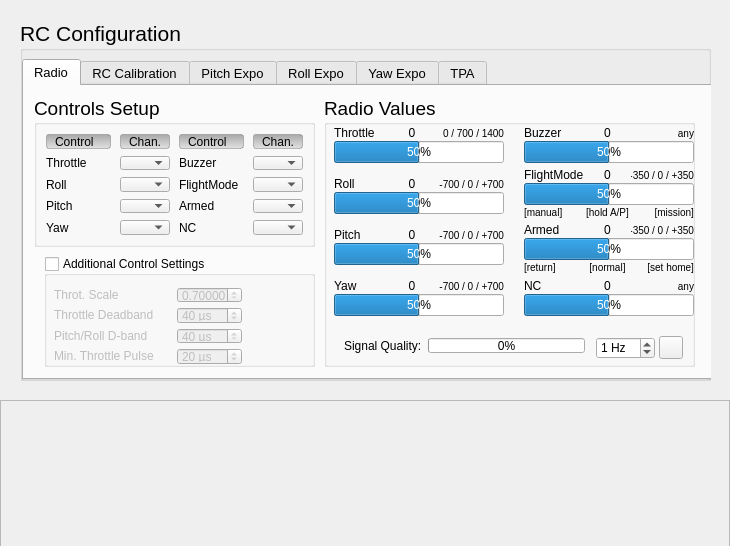
nlbtuyen/ConfigurationGCS, file src/uavconfig.ui: the form before one commit.
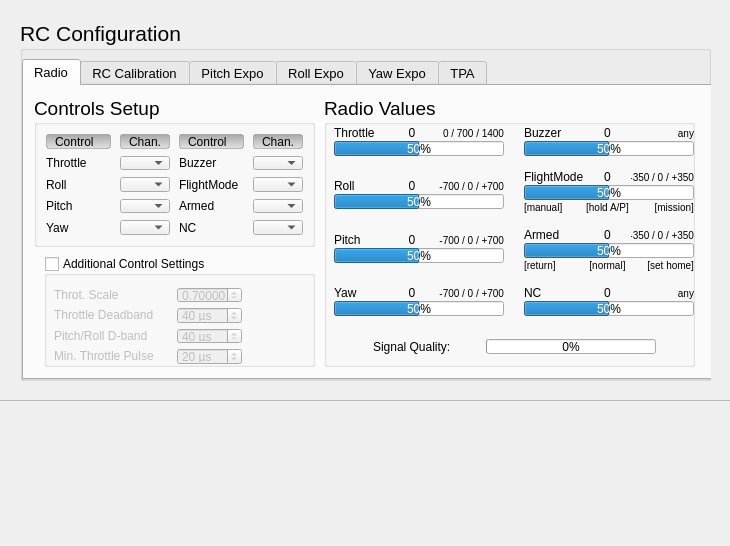
The form after the commit. Icons and pictures are not drawn.

Commit message: BLHeli + HelpDoc + Icon + Action + fix UI value

Diff of the .ui file:
```diff
--- a/src/uavconfig.ui
+++ b/src/uavconfig.ui
@@ -1807,6 +1807,18 @@
           </item>
           <item row="1" column="0" colspan="3">
            <widget class="QProgressBar" name="progressBar_chan_0">
+            <property name="minimumSize">
+             <size>
+              <width>170</width>
+              <height>15</height>
+             </size>
+            </property>
+            <property name="maximumSize">
+             <size>
+              <width>170</width>
+              <height>15</height>
+             </size>
+            </property>
             <property name="font">
              <font>
               <family>Arial</family>
@@ -1901,6 +1913,18 @@
           </item>
           <item row="4" column="0" colspan="3">
            <widget class="QProgressBar" name="progressBar_chan_1">
+            <property name="minimumSize">
+             <size>
+              <width>170</width>
+              <height>15</height>
+             </size>
+            </property>
+            <property name="maximumSize">
+             <size>
+              <width>170</width>
+              <height>15</height>
+             </size>
+            </property>
             <property name="font">
              <font>
               <family>Arial</family>
@@ -1942,6 +1966,18 @@
           </item>
           <item row="7" column="0" colspan="3">
            <widget class="QProgressBar" name="progressBar_chan_2">
+            <property name="minimumSize">
+             <size>
+              <width>170</width>
+              <height>15</height>
+             </size>
+            </property>
+            <property name="maximumSize">
+             <size>
+              <width>170</width>
+              <height>15</height>
+             </size>
+            </property>
             <property name="font">
              <font>
               <family>Arial</family>
@@ -1964,6 +2000,18 @@
           </item>
           <item row="10" column="0" colspan="3">
            <widget class="QProgressBar" name="progressBar_chan_3">
+            <property name="minimumSize">
+             <size>
+              <width>170</width>
+              <height>15</height>
+             </size>
+            </property>
+            <property name="maximumSize">
+             <size>
+              <width>170</width>
+              <height>15</height>
+             </size>
+            </property>
             <property name="font">
              <font>
               <family>Arial</family>
@@ -2134,6 +2182,18 @@
           </item>
           <item row="8" column="0" colspan="3">
            <widget class="QProgressBar" name="progressBar_chan_6">
+            <property name="minimumSize">
+             <size>
+              <width>170</width>
+              <height>15</height>
+             </size>
+            </property>
+            <property name="maximumSize">
+             <size>
+              <width>170</width>
+              <height>15</height>
+             </size>
+            </property>
             <property name="font">
              <font>
               <family>Arial</family>
@@ -2169,6 +2229,18 @@
           </item>
           <item row="1" column="0" colspan="3">
            <widget class="QProgressBar" name="progressBar_chan_4">
+            <property name="minimumSize">
+             <size>
+              <width>170</width>
+              <height>15</height>
+             </size>
+            </property>
+            <property name="maximumSize">
+             <size>
+              <width>170</width>
+              <height>15</height>
+             </size>
+            </property>
             <property name="font">
              <font>
               <family>Arial</family>
@@ -2387,6 +2459,18 @@
           </item>
           <item row="4" column="0" colspan="3">
            <widget class="QProgressBar" name="progressBar_chan_5">
+            <property name="minimumSize">
+             <size>
+              <width>170</width>
+              <height>15</height>
+             </size>
+            </property>
+            <property name="maximumSize">
+             <size>
+              <width>170</width>
+              <height>15</height>
+             </size>
+            </property>
             <property name="font">
              <font>
               <family>Arial</family>
@@ -2471,6 +2555,18 @@
           </item>
           <item row="12" column="0" colspan="3">
            <widget class="QProgressBar" name="progressBar_chan_7">
+            <property name="minimumSize">
+             <size>
+              <width>170</width>
+              <height>15</height>
+             </size>
+            </property>
+            <property name="maximumSize">
+             <size>
+              <width>170</width>
+              <height>15</height>
+             </size>
+            </property>
             <property name="font">
              <font>
               <family>Arial</family>
@@ -2595,91 +2691,13 @@
           </item>
          </layout>
         </widget>
-        <widget class="QWidget" name="layoutWidget_4">
-         <property name="geometry">
-          <rect>
-           <x>270</x>
-           <y>240</y>
-           <width>91</width>
-           <height>24</height>
-          </rect>
-         </property>
-         <layout class="QHBoxLayout" name="horizontalLayout_5">
-          <property name="spacing">
-           <number>2</number>
-          </property>
-          <item>
-           <widget class="QSpinBox" name="spinBox_rcGraphRefreshFreq">
-            <property name="sizePolicy">
-             <sizepolicy hsizetype="Fixed" vsizetype="Fixed">
-              <horstretch>0</horstretch>
-              <verstretch>0</verstretch>
-             </sizepolicy>
-            </property>
-            <property name="font">
-             <font>
-              <family>Arial</family>
-              <pointsize>9</pointsize>
-             </font>
-            </property>
-            <property name="toolTip">
-             <string>&lt;html&gt;&lt;head/&gt;&lt;body&gt;&lt;p&gt;Refresh frequency of channels graph (higher frequencies consume more computer CPU power)&lt;/p&gt;&lt;/body&gt;&lt;/html&gt;</string>
-            </property>
-            <property name="suffix">
-             <string> Hz</string>
-            </property>
-            <property name="maximum">
-             <number>50</number>
-            </property>
-            <property name="value">
-             <number>1</number>
-            </property>
-           </widget>
-          </item>
-          <item>
-           <widget class="QToolButton" name="toolButton_toggleRadioGraph">
-            <property name="sizePolicy">
-             <sizepolicy hsizetype="Fixed" vsizetype="Fixed">
-              <horstretch>0</horstretch>
-              <verstretch>0</verstretch>
-             </sizepolicy>
-            </property>
-            <property name="toolTip">
-             <string>&lt;html&gt;&lt;head/&gt;&lt;body&gt;&lt;p&gt;Toggle radio channel graph updates on/off (they can consume a lot of CPU resouces on your computer)&lt;/p&gt;&lt;/body&gt;&lt;/html&gt;</string>
-            </property>
-            <property name="text">
-             <string/>
-            </property>
-            <property name="icon">
-             <iconset resource="../terminal.qrc">
-              <normaloff>:/images/media-playback-start.png</normaloff>
-              <normalon>:/images/media-playback-stop.png</normalon>
-              <disabledon>:/images/media-playback-stop.png</disabledon>
-              <activeoff>:/images/media-playback-start.png</activeoff>
-              <activeon>:/images/media-playback-stop.png</activeon>
-              <selectedoff>:/images/media-playback-start.png</selectedoff>
-              <selectedon>:/images/media-playback-stop.png</selectedon>:/images/media-playback-start.png</iconset>
-            </property>
-            <property name="checkable">
-             <bool>true</bool>
-            </property>
-            <property name="checked">
-             <bool>false</bool>
-            </property>
-            <property name="autoRaise">
-             <bool>false</bool>
-            </property>
-           </widget>
-          </item>
-         </layout>
-        </widget>
         <widget class="QWidget" name="layoutWidget">
          <property name="geometry">
           <rect>
            <x>20</x>
            <y>240</y>
-           <width>241</width>
-           <height>20</height>
+           <width>341</width>
+           <height>21</height>
           </rect>
          </property>
          <layout class="QHBoxLayout" name="horizontalLayout_2">
@@ -2707,9 +2725,15 @@
           </item>
           <item>
            <widget class="QProgressBar" name="progressBar_rssi">
+            <property name="minimumSize">
+             <size>
+              <width>170</width>
+              <height>0</height>
+             </size>
+            </property>
             <property name="maximumSize">
              <size>
-              <width>16777215</width>
+              <width>130</width>
               <height>15</height>
              </size>
             </property>
@@ -5497,9 +5521,9 @@
   <widget class="QScrollArea" name="scrollArea_debugConsole">
    <property name="geometry">
     <rect>
-     <x>0</x>
+     <x>-1</x>
      <y>400</y>
-     <width>730</width>
+     <width>732</width>
      <height>150</height>
     </rect>
    </property>
@@ -5511,7 +5535,7 @@
      <rect>
       <x>0</x>
       <y>0</y>
-      <width>728</width>
+      <width>730</width>
       <height>148</height>
      </rect>
     </property>
```
Left out of the diff: 328 changed lines with no effect on the pictures. The commit also changes 309 other files.
